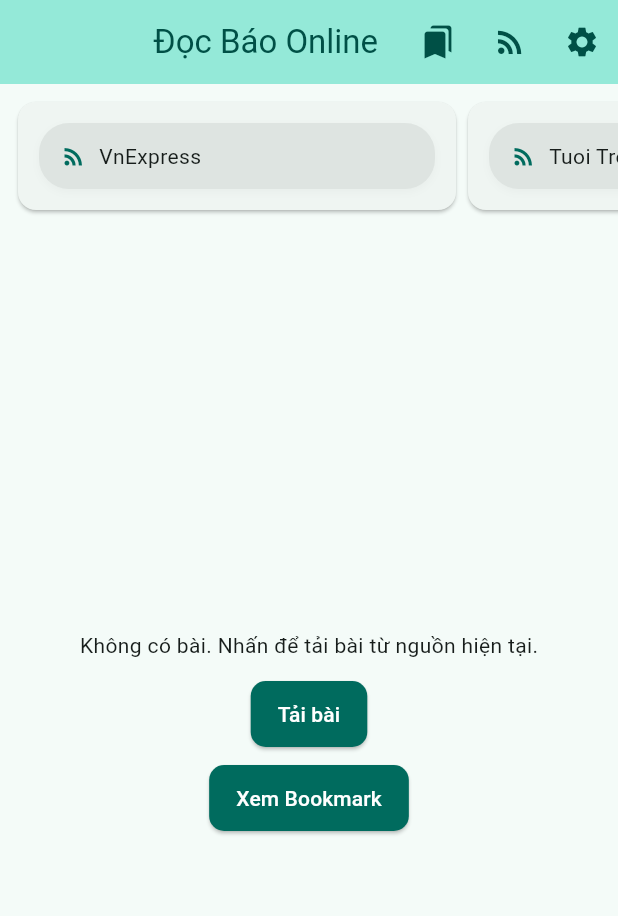
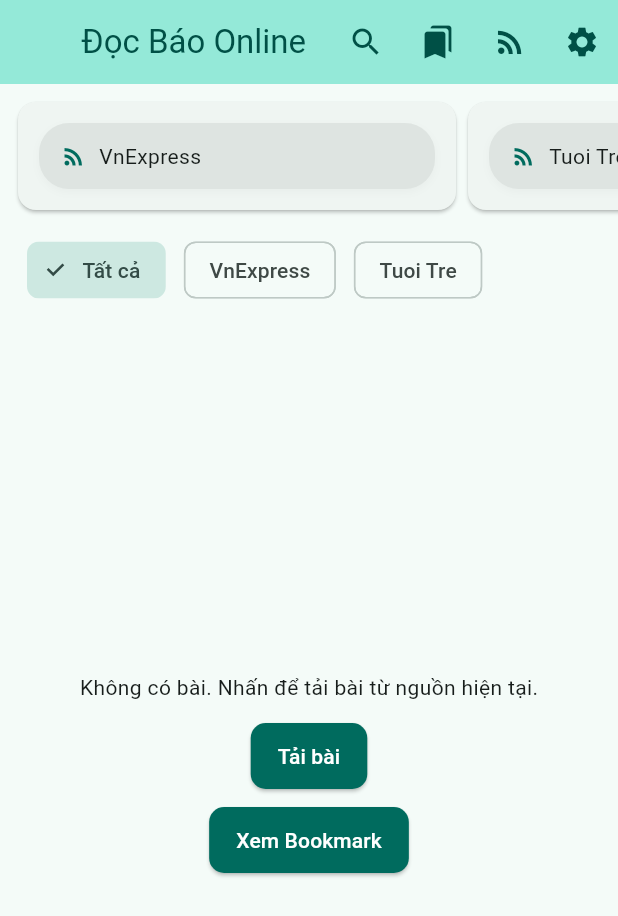
Before and after one commit to quanyeudau/DocBao_AnhQuan, a Flutter app: the screen it shows after launch, on a phone screen of 412 x 824 dp. Shown: the top 916 px of the screen. Run offline on Flutter 3.47's test engine with Material 3 defaults, Android fonts, the phone set to English and light mode, and no system bars; our stand-ins replace shared_preferences, webview_flutter; missing offline and left inert: webfeed; network calls fail.

Commit message:
Feature: add categories (per-feed) and article search; persist sourceId; UI chips and SearchDelegate

```diff
--- a/lib/models/article.dart
+++ b/lib/models/article.dart
@@ -8,6 +8,7 @@ class Article {
   final String? thumbnail;
   final DateTime? pubDate;
   final String? content;
+  final String? sourceId;
 
   Article({
     required this.id,
@@ -17,6 +18,7 @@ class Article {
     this.thumbnail,
     this.pubDate,
     this.content,
+    this.sourceId,
   });
 
   Article copyWith({
@@ -27,6 +29,7 @@ class Article {
     String? thumbnail,
     DateTime? pubDate,
     String? content,
+    String? sourceId,
   }) {
     return Article(
       id: id ?? this.id,
@@ -36,6 +39,7 @@ class Article {
       thumbnail: thumbnail ?? this.thumbnail,
       pubDate: pubDate ?? this.pubDate,
       content: content ?? this.content,
+      sourceId: sourceId ?? this.sourceId,
     );
   }
 
@@ -48,6 +52,7 @@ class Article {
       thumbnail: json['thumbnail'] as String?,
       pubDate: json['pubDate'] != null ? DateTime.tryParse(json['pubDate']) : null,
       content: json['content'] as String?,
+      sourceId: json['sourceId'] as String?,
     );
   }
 
@@ -59,6 +64,7 @@ class Article {
         'thumbnail': thumbnail,
         'pubDate': pubDate?.toIso8601String(),
         'content': content,
+    'sourceId': sourceId,
       };
 
   @override
--- a/lib/screens/home_screen.dart
+++ b/lib/screens/home_screen.dart
@@ -2,6 +2,7 @@ import 'package:flutter/material.dart';
 
 // imports trimmed: article/feed_source are provided by providers; not used directly here
 import '../providers/bookmark_provider.dart';
+import '../models/article.dart';
 import '../providers/feed_provider.dart';
 import '../screens/article_screen.dart';
 import '../screens/settings_screen.dart';
@@ -10,6 +11,7 @@ import '../screens/bookmarks_screen.dart';
 import '../screens/manage_feeds_screen.dart';
 import '../widgets/article_tile.dart';
 import '../widgets/feed_tile.dart';
+import 'article_search.dart';
 
 class HomeScreen extends StatefulWidget {
   final FeedProvider feedProvider;
@@ -36,6 +38,12 @@ class _HomeScreenState extends State<HomeScreen> {
     widget.feedProvider.fetchArticles();
   }
 
+  String? _selectedCategoryId; // null means All
+  List<Article> _filteredArticles(List<Article> all) {
+    if (_selectedCategoryId == null || _selectedCategoryId == 'all') return all;
+    return all.where((a) => a.sourceId == _selectedCategoryId).toList();
+  }
+
   @override
   Widget build(BuildContext context) {
     final feedProvider = widget.feedProvider;
@@ -45,6 +53,10 @@ class _HomeScreenState extends State<HomeScreen> {
       appBar: AppBar(
         title: const Text('Đọc Báo Online'),
         actions: [
+          IconButton(
+            icon: const Icon(Icons.search),
+            onPressed: () => showSearch(context: context, delegate: ArticleSearchDelegate(widget.feedProvider.articles)),
+          ),
           IconButton(
             icon: const Icon(Icons.bookmarks),
             onPressed: () => Navigator.of(context).push(MaterialPageRoute(builder: (_) => BookmarksScreen(bookmarkProvider: bookmarkProvider))),
@@ -89,6 +101,33 @@ class _HomeScreenState extends State<HomeScreen> {
               },
             ),
           ),
+          // Category chips (All + feeds)
+          Container(
+            padding: const EdgeInsets.symmetric(horizontal: 12),
+            height: 56,
+            child: ListView(
+              scrollDirection: Axis.horizontal,
+              children: [
+                Padding(
+                  padding: const EdgeInsets.symmetric(horizontal: 6.0),
+                  child: ChoiceChip(
+                    label: const Text('Tất cả'),
+                    selected: _selectedCategoryId == null || _selectedCategoryId == 'all',
+                    onSelected: (_) => setState(() => _selectedCategoryId = 'all'),
+                  ),
+                ),
+                for (final f in feedProvider.feeds)
+                  Padding(
+                    padding: const EdgeInsets.symmetric(horizontal: 6.0),
+                    child: ChoiceChip(
+                      label: Text(f.title),
+                      selected: _selectedCategoryId == f.id,
+                      onSelected: (_) => setState(() => _selectedCategoryId = f.id),
+                    ),
+                  ),
+              ],
+            ),
+          ),
           Expanded(
             child: AnimatedBuilder(
               animation: feedProvider,
@@ -97,8 +136,9 @@ class _HomeScreenState extends State<HomeScreen> {
                   return const Center(child: CircularProgressIndicator());
                 }
                 final articles = feedProvider.articles;
+                final displayed = _filteredArticles(articles);
                 final lastError = feedProvider.lastError;
-                if (articles.isEmpty) {
+                if (displayed.isEmpty) {
                   return Center(
                     child: Column(
                       mainAxisSize: MainAxisSize.min,
@@ -121,9 +161,9 @@ class _HomeScreenState extends State<HomeScreen> {
                 return RefreshIndicator(
                   onRefresh: () => feedProvider.fetchArticles(),
                   child: ListView.builder(
-                    itemCount: articles.length + 1,
+                    itemCount: displayed.length + 1,
                     itemBuilder: (context, idx) {
-                      if (idx == articles.length) {
+                      if (idx == displayed.length) {
                         return Padding(
                           padding: const EdgeInsets.symmetric(vertical: 8, horizontal: 16),
                           child: Center(
@@ -139,7 +179,7 @@ class _HomeScreenState extends State<HomeScreen> {
 
                       // Featured card for the first article
                       if (idx == 0) {
-                        final a = articles[0];
+                        final a = displayed[0];
                         return Padding(
                           padding: const EdgeInsets.symmetric(horizontal: 12, vertical: 8),
                           child: GestureDetector(
@@ -221,7 +261,7 @@ class _HomeScreenState extends State<HomeScreen> {
                         );
                       }
 
-                      final a = articles[idx];
+                      final a = displayed[idx];
                       return ArticleTile(
                         article: a,
                         onTap: () => Navigator.of(context).push(MaterialPageRoute(builder: (_) => ArticleScreen(article: a))),
--- a/lib/services/rss_service.dart
+++ b/lib/services/rss_service.dart
@@ -83,6 +83,7 @@ class RssService {
       pubDate: parsedDate,
       content: item.content?.toString(),
       thumbnail: thumbnail,
+      sourceId: source?.id,
     );
   }
 
```
Also changed, not shown: lib/screens/article_search.dart (added, +61 -0 lines).
